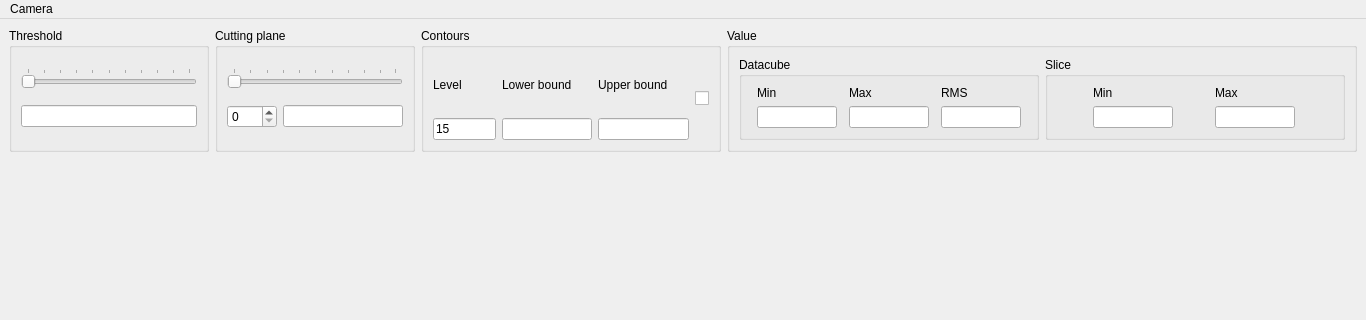
Qt form Code/ui/vtkwindowcube.ui (VisIVOLab/ViaLacteaVisualAnalytics) before a commit; both pictures show x 0 to 1366 and y 0 to 320 of the 1366 by 768 pixel window.
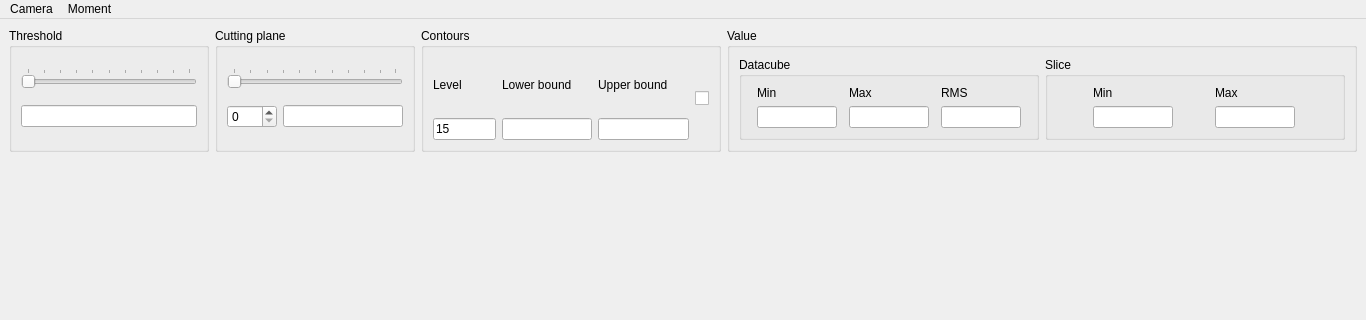
The same form after that commit. Custom widgets are drawn as their Qt base class.

Commit message: vtkWindowCube: Moment Maps

What changed in the file:
```diff
--- a/Code/ui/vtkwindowcube.ui
+++ b/Code/ui/vtkwindowcube.ui
@@ -454,7 +454,15 @@
     <addaction name="actionBottom"/>
     <addaction name="actionLeft"/>
    </widget>
+   <widget class="QMenu" name="menuMoment">
+    <property name="title">
+     <string>Moment</string>
+    </property>
+    <addaction name="actionCalculate_order_0"/>
+    <addaction name="actionCalculate_order_1"/>
+   </widget>
    <addaction name="menuCamera"/>
+   <addaction name="menuMoment"/>
   </widget>
   <widget class="QStatusBar" name="statusBar"/>
   <action name="actionFront">
```
Left out of the diff: 10 changed lines with no effect on the pictures. The commit also changes 3 other files.
